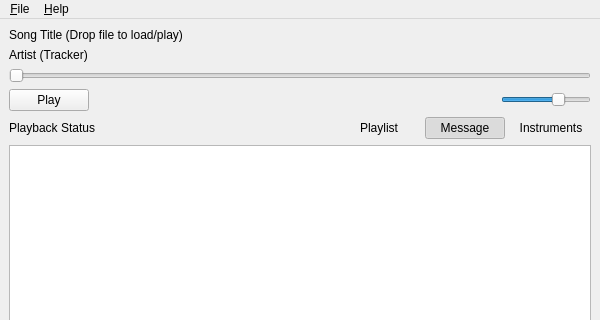
BLumia/pineapple-tracker-player, file widget/mainwindow.ui: the form before one commit; both pictures show x 0 to 600 and y 0 to 320 of the 600 by 500 pixel window.
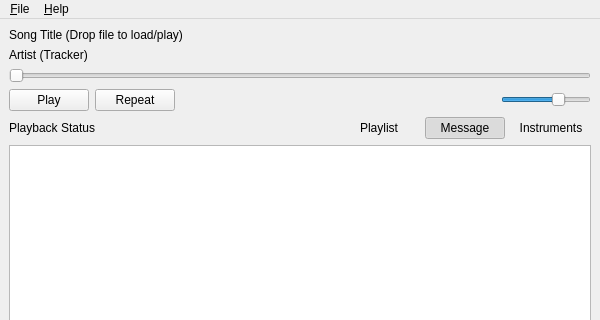
The form after the commit. Icons and pictures are not drawn.

Commit message: playback: support 'replay' mode

The edit to the form file:
```diff
--- a/widget/mainwindow.ui
+++ b/widget/mainwindow.ui
@@ -40,7 +40,7 @@
      </widget>
     </item>
     <item>
-     <layout class="QHBoxLayout" name="horizontalLayout" stretch="0,1,0,0">
+     <layout class="QHBoxLayout" name="horizontalLayout" stretch="0,0,1,0,0">
       <item>
        <widget class="QPushButton" name="playButton">
         <property name="text">
@@ -48,6 +48,13 @@
         </property>
        </widget>
       </item>
+      <item>
+       <widget class="QPushButton" name="playbackModeButton">
+        <property name="text">
+         <string>Repeat</string>
+        </property>
+       </widget>
+      </item>
       <item>
        <spacer name="horizontalSpacer">
         <property name="orientation">
```
Left out of the diff: 2 changed lines with no effect on the pictures. The commit also changes 4 other files.
